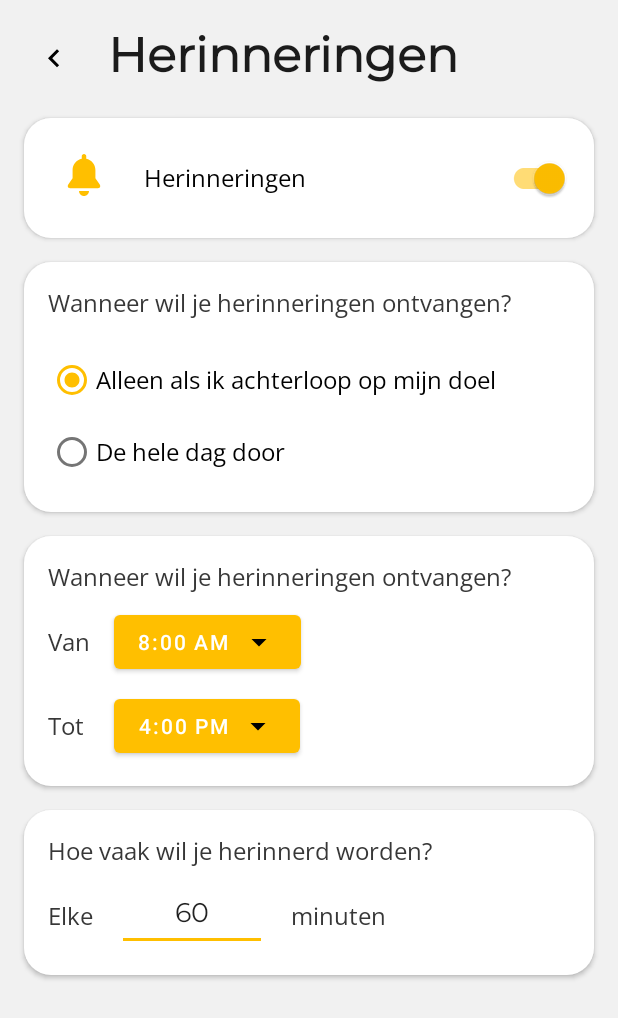
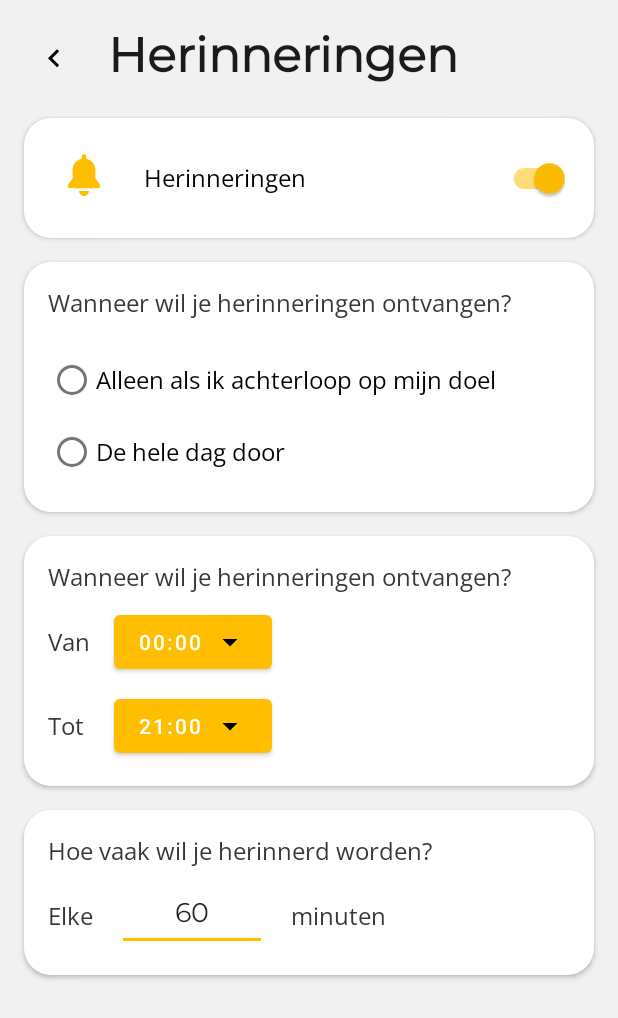
Before and after one commit to EmmaBorkent/DrinkWater, an Android app: the fragment RemindersFragment shown on its own in the app's theme, after a tap on "Herinneringen", on a phone screen of 412 x 824 dp. Shown: the top 1018 px of the screen. Run offline under Robolectric (Android 15) with nearby library versions, the phone set to English and light mode, and no system bars; Roboto replaces fonts that are not available here; 2 statements that could not run were skipped.

Commit message:
Deleted the reminders class/object, and put it back in the fragment to make it easier to save the settings to shared prefs

```diff
--- a/app/src/main/java/com/ishiki/mizuwodrinkwater/fragments/RemindersFragment.kt
+++ b/app/src/main/java/com/ishiki/mizuwodrinkwater/fragments/RemindersFragment.kt
@@ -6,8 +6,14 @@ import android.os.Bundle
 import android.view.LayoutInflater
 import android.view.View
 import android.view.ViewGroup
+import android.widget.TextView
 import androidx.fragment.app.Fragment
+import androidx.fragment.app.FragmentActivity
 import com.ishiki.mizuwodrinkwater.R
+import com.ishiki.mizuwodrinkwater.services.FROM_TIME
+import com.ishiki.mizuwodrinkwater.services.REMINDERS_ON_OFF
+import com.ishiki.mizuwodrinkwater.services.REMINDERS_RADIO
+import com.ishiki.mizuwodrinkwater.services.TO_TIME
 import kotlinx.android.synthetic.main.activity_main.*
 import kotlinx.android.synthetic.main.fragment_reminders.*
 import java.text.SimpleDateFormat
@@ -16,10 +22,15 @@ import java.time.format.DateTimeFormatter
 import java.time.format.FormatStyle
 import java.util.*
 
-
+@Suppress("UNUSED_ANONYMOUS_PARAMETER")
 class RemindersFragment : Fragment() {
 
     private var sharedPreferences: SharedPreferences? = null
+    private var timeFrom = "7:00 AM"
+    private var timeTo   = "9:00 PM"
+    private val timeFromParsed: LocalTime = LocalTime.parse(timeFrom, DateTimeFormatter.ofLocalizedTime(FormatStyle.SHORT))
+    private val timeToParsed: LocalTime = LocalTime.parse(timeTo, DateTimeFormatter.ofLocalizedTime(FormatStyle.SHORT))
+    private val timeFormat = SimpleDateFormat("HH:mm", Locale.GERMAN)
 
     override fun onCreateView(
         inflater: LayoutInflater, container: ViewGroup?,
@@ -39,9 +50,19 @@ class RemindersFragment : Fragment() {
         )
 
         if (sharedPreferences != null) {
+            val isChecked = sharedPreferences!!.getBoolean(REMINDERS_ON_OFF, false)
+            reminders_on_off.isChecked = isChecked
+            setRemindersOnOff()
 
-        } else {
+            val radioButton = sharedPreferences!!.getInt(REMINDERS_RADIO, 0)
+            reminders_radio_group.check(radioButton)
 
+            val fromTime = sharedPreferences!!.getString(FROM_TIME,
+                "00:00")
+            val toTime = sharedPreferences!!.getString(TO_TIME,
+                getString(R.string.reminders_time_to_time))
+            reminders_time_from_select.text = fromTime
+            reminders_time_to_select.text = toTime
         }
 
         reminders_back_arrow_left.setOnClickListener {
@@ -54,12 +75,39 @@ class RemindersFragment : Fragment() {
         }
 
         reminders_on_off.setOnClickListener {
+            setRemindersOnOff()
+        }
+
+        reminders_radio_group.setOnCheckedChangeListener { group, checkedId ->
+            // checkedId is the RadioButton selected
+            when (checkedId) {
+                R.id.reminders_radio_behind -> {
+
+                }
+                R.id.reminders_radio_always -> {
+
+                }
+            }
+            sharedPreferences!!.edit().putInt(REMINDERS_RADIO,
+                reminders_radio_group.checkedRadioButtonId).apply()
+        }
+
+        reminders_time_from_select.setOnClickListener {
+            createTimePicker(activity!!, FROM_TIME, reminders_time_from_select, timeFromParsed)
+        }
+
+        reminders_time_to_select.setOnClickListener {
+            createTimePicker(activity!!, TO_TIME, reminders_time_to_select, timeToParsed)
+        }
+
+    }
+
+    private fun setRemindersOnOff() {
         when (reminders_on_off.isChecked) {
             true -> {
                 reminders_when_container.visibility = View.VISIBLE
                 reminders_time_container.visibility = View.VISIBLE
                 reminders_how_often_container.visibility = View.VISIBLE
-
             }
             false -> {
                 reminders_when_container.visibility = View.INVISIBLE
@@ -67,22 +115,11 @@ class RemindersFragment : Fragment() {
                 reminders_how_often_container.visibility = View.INVISIBLE
             }
         }
+        sharedPreferences!!.edit().putBoolean(REMINDERS_ON_OFF, reminders_on_off.isChecked).apply()
     }
 
-        reminders_time_from_select.text = "8:00 AM"
-        reminders_time_to_select.text = "4:00 PM"
-
-        val timeFrom = LocalTime.parse(reminders_time_from_select.text,
-            DateTimeFormatter.ofLocalizedTime(FormatStyle.SHORT))
-        val timeTo = LocalTime.parse(reminders_time_to_select.text,
-            DateTimeFormatter.ofLocalizedTime(FormatStyle.SHORT))
-
-        val timeFormat = SimpleDateFormat("hh:mm")
-
-        reminders_time_from_select.setOnClickListener {
+    private fun createTimePicker(activity: FragmentActivity, const: String, textView: TextView, parsedTime: LocalTime) {
         // Create time picker
-            val hour = timeFrom.hour
-            val minute = timeFrom.minute
         val timePicker = TimePickerDialog(activity,
             TimePickerDialog.OnTimeSetListener { view, hourOfDay, minute ->
                 // If we change the time in time picker we'll get the callback in OnTimeSetListener
@@ -91,30 +128,12 @@ class RemindersFragment : Fragment() {
                 selectedTime.set(Calendar.HOUR_OF_DAY, hourOfDay)
                 selectedTime.set(Calendar.MINUTE, minute)
 
-                    reminders_time_from_select.text = timeFormat.format(selectedTime.time)
+                val formatted = timeFormat.format(selectedTime.time)
+                sharedPreferences?.edit()?.putString(const, formatted)?.apply()
+                textView.text = formatted
 
-                }, hour, minute, true)
+            }, parsedTime.hour, parsedTime.minute, true)
 
         timePicker.show()
     }
-
-        reminders_time_to_select.setOnClickListener {
-            val hour = timeTo.hour
-            val minute = timeTo.minute
-            val timePicker = TimePickerDialog(activity,
-                TimePickerDialog.OnTimeSetListener { view, hourOfDay, minute ->
-                    // If we change the time in time picker we'll get the callback in OnTimeSetListener
-                    // Do something with the time chosen by the user
-                    val selectedTime = Calendar.getInstance()
-                    selectedTime.set(Calendar.HOUR_OF_DAY, hourOfDay)
-                    selectedTime.set(Calendar.MINUTE, minute)
-
-                    reminders_time_from_select.text = timeFormat.format(selectedTime.time)
-
-                }, hour, minute, true)
-
-            timePicker.show()
 }
-
-    }
-}
--- a/app/src/main/java/com/ishiki/mizuwodrinkwater/services/Constants.kt
+++ b/app/src/main/java/com/ishiki/mizuwodrinkwater/services/Constants.kt
@@ -34,3 +34,9 @@ const val HOME_TODAY = "Vandaag"
 
 // Shared Preferences
 const val PREFS_STATE = "state"
+
+// Reminders Fragment
+const val REMINDERS_ON_OFF = "reminders_on_off"
+const val REMINDERS_RADIO = "reminders_radio_button"
+const val FROM_TIME = "from_time"
+const val TO_TIME = "to_time"
--- a/app/src/main/res/layout/fragment_reminders.xml
+++ b/app/src/main/res/layout/fragment_reminders.xml
@@ -128,6 +128,7 @@
                         />
 
                     <RadioGroup
+                        android:id="@+id/reminders_radio_group"
                         android:layout_width="wrap_content"
                         android:layout_height="wrap_content"
                         android:checkedButton="@id/reminders_radio_behind"
@@ -204,7 +205,7 @@
                         android:id="@+id/reminders_time_from_select"
                         android:layout_width="wrap_content"
                         android:layout_height="wrap_content"
-                        android:text="@string/unit_time"
+                        android:text="@string/reminders_time_from_time"
                         android:drawableEnd="@drawable/ic_arrow_drop_down_black_24dp"
                         android:layout_marginStart="16dp"
                         android:layout_marginTop="8dp"
@@ -230,7 +231,7 @@
                         android:id="@+id/reminders_time_to_select"
                         android:layout_width="wrap_content"
                         android:layout_height="wrap_content"
-                        android:text="@string/unit_time"
+                        android:text="@string/reminders_time_to_time"
                         android:drawableEnd="@drawable/ic_arrow_drop_down_black_24dp"
                         android:layout_marginTop="8dp"
                         android:layout_marginBottom="16dp"
--- a/app/src/main/res/values/strings.xml
+++ b/app/src/main/res/values/strings.xml
@@ -89,6 +89,7 @@
     <string name="reminders_time_to">Tot</string>
     <string name="reminders_how_often">Hoe vaak wil je herinnerd worden?</string>
     <string name="reminders_how_often_every_text">Elke</string>
-
+    <string name="reminders_time_from_time">07:00</string>
+    <string name="reminders_time_to_time">21:00</string>
 
 </resources>
```
Also changed, not shown: app/src/main/java/com/ishiki/mizuwodrinkwater/model/Reminders.kt (+43 -3 lines). Lines whose indentation alone changed are shown as unchanged.
